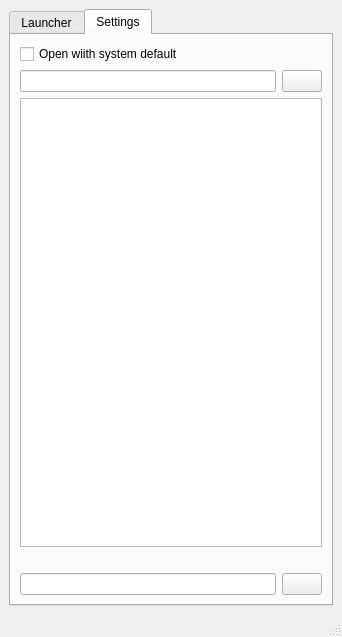
First picture: the form in MainWindow.ui, repository jplozf/Collector, before the edit.
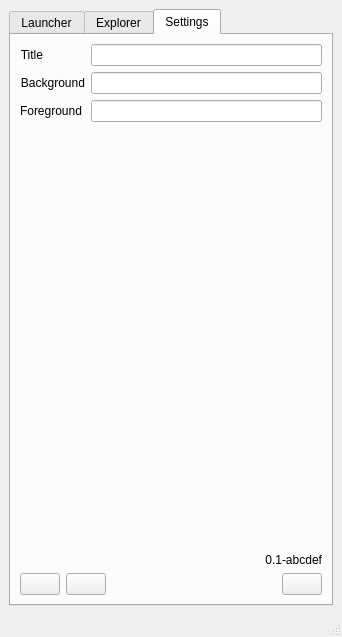
Second picture: the form after the edit. The open tabs and pages were chosen to show the change. Icons and pictures are not drawn.

Commit message: new settings panel

Patch:
```diff
--- a/MainWindow.ui
+++ b/MainWindow.ui
@@ -106,13 +106,13 @@
         </item>
        </layout>
       </widget>
-      <widget class="QWidget" name="tabSettings">
+      <widget class="QWidget" name="tabExplorer">
        <attribute name="icon">
         <iconset resource="Collector.qrc">
          <normaloff>:/icons/Gear.png</normaloff>:/icons/Gear.png</iconset>
        </attribute>
        <attribute name="title">
-        <string>Settings</string>
+        <string>Explorer</string>
        </attribute>
        <layout class="QGridLayout" name="gridLayout_3">
         <item row="0" column="0">
@@ -120,7 +120,7 @@
           <item>
            <widget class="QCheckBox" name="chkOpenWithSystemDefault">
             <property name="text">
-             <string>Open wiith system default</string>
+             <string>Open with system default</string>
             </property>
            </widget>
           </item>
@@ -174,6 +174,137 @@
         </item>
        </layout>
       </widget>
+      <widget class="QWidget" name="tabSettings">
+       <attribute name="icon">
+        <iconset resource="Collector.qrc">
+         <normaloff>:/icons/Gear.png</normaloff>:/icons/Gear.png</iconset>
+       </attribute>
+       <attribute name="title">
+        <string>Settings</string>
+       </attribute>
+       <layout class="QGridLayout" name="gridLayout_4">
+        <item row="1" column="0">
+         <spacer name="verticalSpacer">
+          <property name="orientation">
+           <enum>Qt::Vertical</enum>
+          </property>
+          <property name="sizeHint" stdset="0">
+           <size>
+            <width>20</width>
+            <height>40</height>
+           </size>
+          </property>
+         </spacer>
+        </item>
+        <item row="0" column="0">
+         <layout class="QVBoxLayout" name="verticalLayout_3">
+          <item>
+           <layout class="QFormLayout" name="formLayout">
+            <item row="0" column="0">
+             <widget class="QLabel" name="label">
+              <property name="text">
+               <string>Title</string>
+              </property>
+              <property name="alignment">
+               <set>Qt::AlignRight|Qt::AlignTrailing|Qt::AlignVCenter</set>
+              </property>
+             </widget>
+            </item>
+            <item row="0" column="1">
+             <widget class="QLineEdit" name="lineEdit"/>
+            </item>
+            <item row="1" column="0">
+             <widget class="QLabel" name="label_2">
+              <property name="text">
+               <string>Background</string>
+              </property>
+              <property name="alignment">
+               <set>Qt::AlignRight|Qt::AlignTrailing|Qt::AlignVCenter</set>
+              </property>
+             </widget>
+            </item>
+            <item row="1" column="1">
+             <widget class="QLineEdit" name="lineEdit_2"/>
+            </item>
+            <item row="2" column="0">
+             <widget class="QLabel" name="label_3">
+              <property name="text">
+               <string>Foreground</string>
+              </property>
+              <property name="alignment">
+               <set>Qt::AlignRight|Qt::AlignTrailing|Qt::AlignVCenter</set>
+              </property>
+             </widget>
+            </item>
+            <item row="2" column="1">
+             <widget class="QLineEdit" name="lineEdit_3"/>
+            </item>
+           </layout>
+          </item>
+         </layout>
+        </item>
+        <item row="3" column="0">
+         <layout class="QHBoxLayout" name="horizontalLayout_5">
+          <item>
+           <widget class="QPushButton" name="btnLoadTemplate">
+            <property name="text">
+             <string/>
+            </property>
+            <property name="icon">
+             <iconset resource="Collector.qrc">
+              <normaloff>:/icons/Folder2.png</normaloff>:/icons/Folder2.png</iconset>
+            </property>
+           </widget>
+          </item>
+          <item>
+           <widget class="QPushButton" name="btnSave">
+            <property name="text">
+             <string/>
+            </property>
+            <property name="icon">
+             <iconset resource="Collector.qrc">
+              <normaloff>:/icons/Save.png</normaloff>:/icons/Save.png</iconset>
+            </property>
+           </widget>
+          </item>
+          <item>
+           <spacer name="horizontalSpacer_2">
+            <property name="orientation">
+             <enum>Qt::Horizontal</enum>
+            </property>
+            <property name="sizeHint" stdset="0">
+             <size>
+              <width>40</width>
+              <height>20</height>
+             </size>
+            </property>
+           </spacer>
+          </item>
+          <item>
+           <widget class="QPushButton" name="btnCreateShortcut">
+            <property name="text">
+             <string/>
+            </property>
+            <property name="icon">
+             <iconset resource="Collector.qrc">
+              <normaloff>:/icons/Star.png</normaloff>:/icons/Star.png</iconset>
+            </property>
+           </widget>
+          </item>
+         </layout>
+        </item>
+        <item row="2" column="0">
+         <widget class="QLabel" name="lblVersion">
+          <property name="text">
+           <string>0.1-abcdef</string>
+          </property>
+          <property name="alignment">
+           <set>Qt::AlignRight|Qt::AlignTrailing|Qt::AlignVCenter</set>
+          </property>
+         </widget>
+        </item>
+       </layout>
+      </widget>
      </widget>
     </item>
    </layout>
```
Left out of the diff: 2 changed lines with no effect on the pictures.
